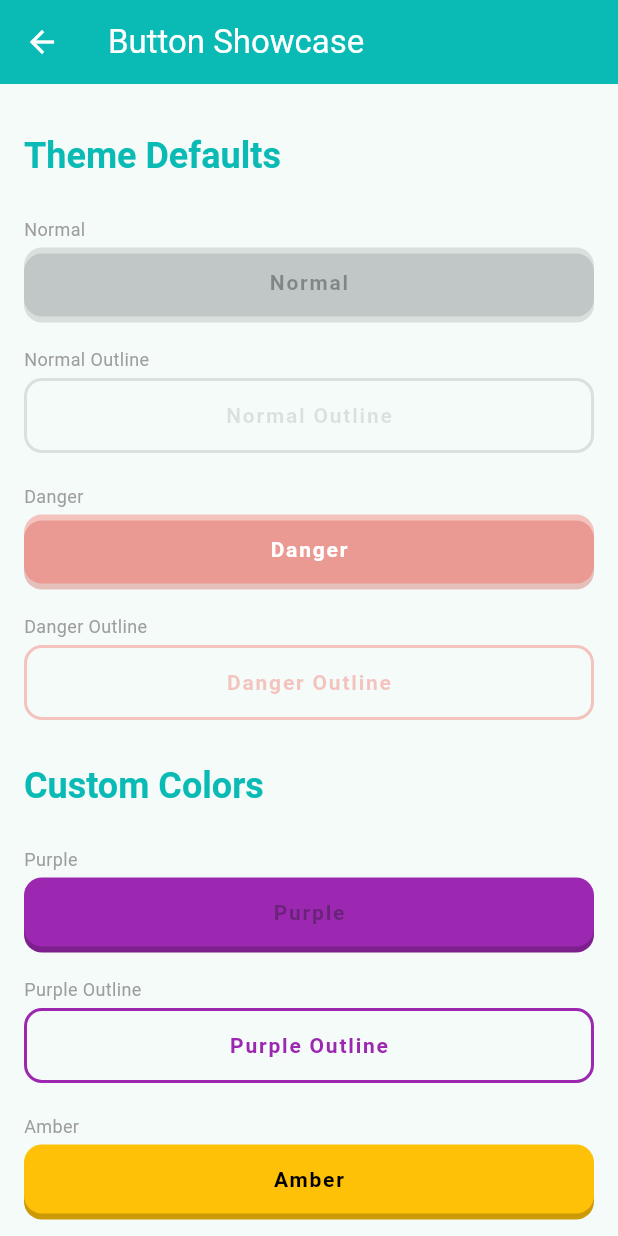
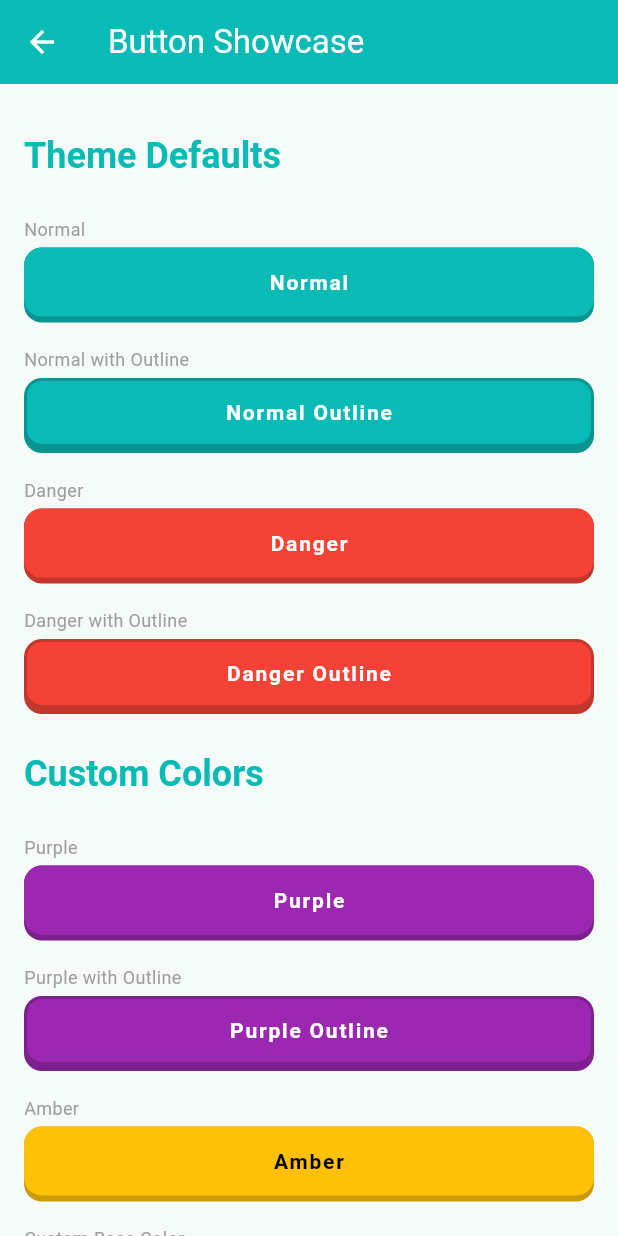
Before and after one commit to vicortez/spending-tracker, a Flutter app: the ButtonShowcasePage screen opened directly, on a phone screen of 412 x 824 dp. Run offline on Flutter 3.47's test engine with Material 3 defaults, Android fonts, the phone set to English and light mode, and no system bars; our stand-ins replace file_picker, fl_chart, go_router, share_plus, shared_preferences; missing offline and left inert: excel; accounts and stored records are empty.

Commit message:
improve cool button for optional outline effect
- improve cool button for optional outline effect
- add button showcase page

```diff
--- a/lib/components/ui/cool_button.dart
+++ b/lib/components/ui/cool_button.dart
@@ -7,18 +7,20 @@ class CoolButton extends StatefulWidget {
   final String text;
   final VoidCallback? onPressed;
   final ButtonType type;
-  final bool isOutline;
+  final bool outline;
   final Color? bgColor;
   final Color? textColor;
+  final Color? baseColor;
 
   const CoolButton({
     super.key,
     required this.text,
     this.onPressed,
     this.type = ButtonType.normal,
-    this.isOutline = false,
+    this.outline = false,
     this.bgColor,
     this.textColor,
+    this.baseColor,
   });
 
   @override
@@ -33,38 +35,33 @@ class _CoolButtonState extends State<CoolButton> {
     final bool isEnabled = widget.onPressed != null;
     final colorScheme = Theme.of(context).colorScheme;
 
+    Color themeColor = widget.type == ButtonType.danger ? Colors.red : colorScheme.primary;
+    Color effectiveFaceColor = widget.bgColor ?? themeColor;
+    Color effectiveBaseColor = widget.baseColor ?? darken(effectiveFaceColor, 20);
+
     Color faceColor;
     Color baseColor;
     Color textColor;
 
-    // Determine colors based on type and custom overrides
-    switch (widget.type) {
-      case ButtonType.normal:
-        faceColor =
-            widget.bgColor ??
-            (isEnabled ? colorScheme.primary : colorScheme.onSurface.withOpacity(0.12));
+    if (isEnabled) {
+      faceColor = effectiveFaceColor;
+      baseColor = effectiveBaseColor;
       textColor =
           widget.textColor ??
-            (isEnabled ? colorScheme.onPrimary : colorScheme.onSurface.withOpacity(0.38));
-        break;
-      case ButtonType.danger:
-        faceColor = widget.bgColor ?? (isEnabled ? Colors.red : Colors.red.withOpacity(0.3));
-        textColor = widget.textColor ?? Colors.white;
-        break;
-    }
-
-    baseColor = darken(faceColor, 20);
-
-    // Handle outline variant
-    if (widget.isOutline) {
-      textColor = faceColor;
-      faceColor = Colors.transparent;
-      baseColor = isEnabled ? textColor.withOpacity(0.1) : Colors.transparent;
+          (widget.type == ButtonType.danger ? Colors.white : colorScheme.onPrimary);
+    } else {
+      // Solid colors for disabled state
+      faceColor = widget.type == ButtonType.danger ? darken(Colors.red, 40) : Colors.grey[800]!;
+      baseColor = widget.type == ButtonType.danger ? darken(Colors.red, 60) : Colors.grey[900]!;
+      textColor = Colors.grey[600]!;
     }
 
     const double borderRadius = 12.0;
     const double depth = 4.0;
+    final double currentOutlineWidth = widget.outline ? 2.0 : 0.0;
     const double buttonHeight = 50.0;
+
+    final bool isActuallyPressed = isEnabled && _isPressed;
 
     return GestureDetector(
       onTapDown: isEnabled ? (_) => setState(() => _isPressed = true) : null,
@@ -75,42 +72,47 @@ class _CoolButtonState extends State<CoolButton> {
             }
           : null,
       onTapCancel: isEnabled ? () => setState(() => _isPressed = false) : null,
-      child: IntrinsicHeight(
+      child: SizedBox(
+        width: double.infinity,
+        height: buttonHeight,
         child: Stack(
           children: [
-            // Base layer (Shadow/Depth)
-            if (!(_isPressed && isEnabled))
-              Container(
-                margin: const EdgeInsets.only(top: depth),
+            // Base layer (Shadow/Depth + Outline container)
+            AnimatedPositioned(
+              duration: const Duration(milliseconds: 70),
+              top: isActuallyPressed ? depth : 0,
+              left: 0,
+              right: 0,
+              bottom: 0,
+              child: Container(
                 decoration: BoxDecoration(
                   color: baseColor,
                   borderRadius: BorderRadius.circular(borderRadius),
                 ),
-                child: const SizedBox(width: double.infinity, height: buttonHeight - depth),
+              ),
             ),
             // Face layer
-            AnimatedContainer(
+            AnimatedPositioned(
               duration: const Duration(milliseconds: 70),
-              margin: EdgeInsets.only(
-                bottom: (isEnabled && _isPressed) ? 0 : depth,
-                top: (isEnabled && _isPressed) ? depth : 0,
-              ),
+              top: currentOutlineWidth + (isActuallyPressed ? depth : 0),
+              left: currentOutlineWidth,
+              right: currentOutlineWidth,
+              bottom: currentOutlineWidth + (isActuallyPressed ? 0 : depth),
+              child: Container(
                 decoration: BoxDecoration(
                   color: faceColor,
-                borderRadius: BorderRadius.circular(borderRadius),
-                border: widget.isOutline ? Border.all(color: textColor, width: 2) : null,
+                  borderRadius: BorderRadius.circular(borderRadius - currentOutlineWidth),
                 ),
                 child: Container(
-                width: double.infinity,
-                height: buttonHeight - depth,
                   alignment: Alignment.center,
                   padding: const EdgeInsets.symmetric(horizontal: 16),
                   child: Text(
-                  widget.text, // Removed .toUpperCase()
+                    widget.text,
                     style: TextStyle(
                       color: textColor,
                       fontWeight: FontWeight.bold,
                       letterSpacing: 1.2,
+                    ),
                   ),
                 ),
               ),
--- a/lib/pages/button_showcase_page.dart
+++ b/lib/pages/button_showcase_page.dart
@@ -14,34 +14,63 @@ class ButtonShowcasePage extends StatelessWidget {
           crossAxisAlignment: CrossAxisAlignment.start,
           children: [
             _sectionTitle(context, 'Theme Defaults'),
-            _buttonRow('Normal', const CoolButton(text: 'Normal')),
-            _buttonRow('Normal Outline', const CoolButton(text: 'Normal Outline', isOutline: true)),
-            _buttonRow('Danger', const CoolButton(text: 'Danger', type: ButtonType.danger)),
+            _buttonRow('Normal', CoolButton(text: 'Normal', onPressed: () {})),
             _buttonRow(
-              'Danger Outline',
-              const CoolButton(text: 'Danger Outline', type: ButtonType.danger, isOutline: true),
+              'Normal with Outline',
+              CoolButton(text: 'Normal Outline', outline: true, onPressed: () {}),
+            ),
+            _buttonRow(
+              'Danger',
+              CoolButton(text: 'Danger', type: ButtonType.danger, onPressed: () {}),
+            ),
+            _buttonRow(
+              'Danger with Outline',
+              CoolButton(
+                text: 'Danger Outline',
+                type: ButtonType.danger,
+                outline: true,
+                onPressed: () {},
+              ),
             ),
 
             _sectionTitle(context, 'Custom Colors'),
-            _buttonRow('Purple', const CoolButton(text: 'Purple', bgColor: Colors.purple)),
             _buttonRow(
-              'Purple Outline',
-              const CoolButton(text: 'Purple Outline', bgColor: Colors.purple, isOutline: true),
+              'Purple',
+              CoolButton(text: 'Purple', bgColor: Colors.purple, onPressed: () {}),
+            ),
+            _buttonRow(
+              'Purple with Outline',
+              CoolButton(
+                text: 'Purple Outline',
+                bgColor: Colors.purple,
+                outline: true,
+                onPressed: () {},
+              ),
             ),
             _buttonRow(
               'Amber',
-              const CoolButton(text: 'Amber', bgColor: Colors.amber, textColor: Colors.black),
+              CoolButton(
+                text: 'Amber',
+                bgColor: Colors.amber,
+                textColor: Colors.black,
+                onPressed: () {},
+              ),
             ),
             _buttonRow(
-              'Amber Outline',
-              const CoolButton(text: 'Amber Outline', bgColor: Colors.amber, isOutline: true),
+              'Custom Base Color',
+              CoolButton(
+                text: 'Teal Face, Blue Base',
+                bgColor: Colors.teal,
+                baseColor: Colors.blue[900],
+                onPressed: () {},
+              ),
             ),
 
             _sectionTitle(context, 'Disabled States'),
             _buttonRow('Disabled', const CoolButton(text: 'Disabled', onPressed: null)),
             _buttonRow(
-              'Disabled Outline',
-              const CoolButton(text: 'Disabled Outline', isOutline: true, onPressed: null),
+              'Disabled with Outline',
+              const CoolButton(text: 'Disabled Outline', outline: true, onPressed: null),
             ),
 
             const SizedBox(height: 40),
```
Lines whose indentation alone changed are shown as unchanged.
